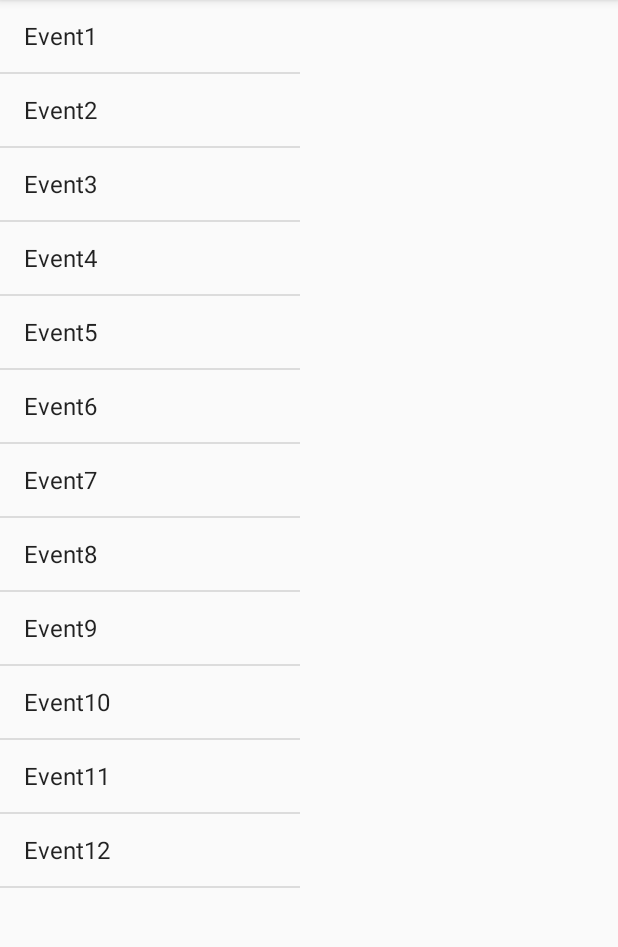
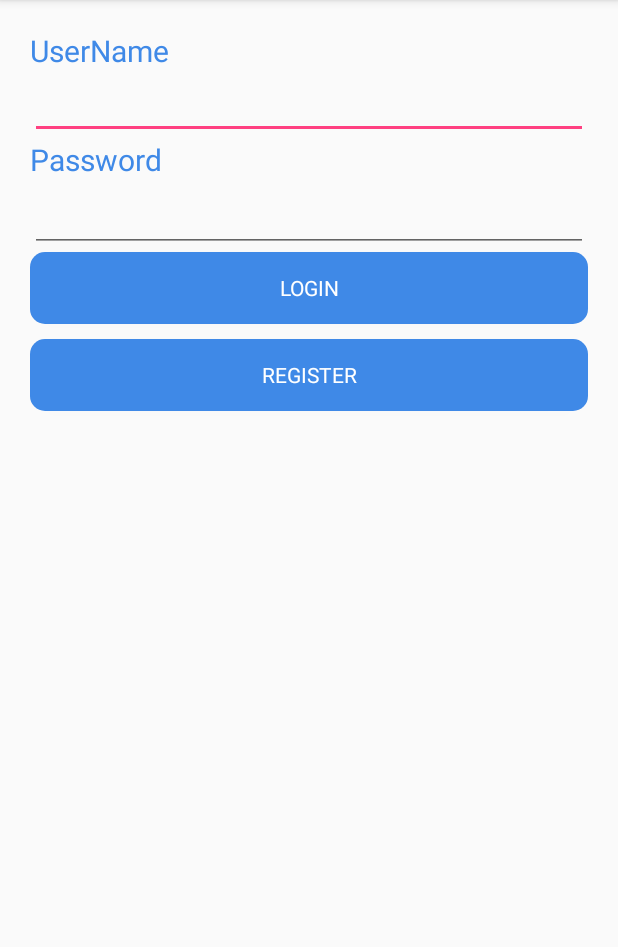
Before and after one commit to xiaozhenglang/Android-App, an Android app: the screen it shows after launch (MainActivity), on a phone screen of 412 x 824 dp, the part 84-1031 px from its top. Run offline under Robolectric (Android 15) with nearby library versions, the phone set to English and light mode, and no system bars; our stand-ins replace Firebase (no records; nobody signed in at launch, a user with empty details on screens opened directly).

Commit message:
login ui done

```diff
--- a/app/build.gradle
+++ b/app/build.gradle
@@ -22,7 +22,10 @@ dependencies {
     implementation fileTree(dir: 'libs', include: ['*.jar'])
     implementation 'com.android.support:appcompat-v7:26.1.0'
     implementation 'com.android.support.constraint:constraint-layout:1.1.0'
+    implementation 'com.google.firebase:firebase-database:11.0.4'
     testImplementation 'junit:junit:4.12'
     androidTestImplementation 'com.android.support.test:runner:1.0.1'
     androidTestImplementation 'com.android.support.test.espresso:espresso-core:3.0.1'
+
 }
+apply plugin: 'com.google.gms.google-services'
--- a/app/src/main/java/com/example/xiaozhenglang/eventreport/CommentFragment.java
+++ b/app/src/main/java/com/example/xiaozhenglang/eventreport/CommentFragment.java
@@ -1,6 +1,7 @@
 package com.example.xiaozhenglang.eventreport;
 
 
+import android.content.Context;
 import android.graphics.Color;
 import android.os.Bundle;
 
@@ -8,6 +9,8 @@ import android.support.v4.app.Fragment;
 import android.view.LayoutInflater;
 import android.view.View;
 import android.view.ViewGroup;
+import android.widget.AdapterView;
+import android.widget.ArrayAdapter;
 import android.widget.GridView;
 import android.widget.ListView;
 
@@ -16,6 +19,7 @@ import android.widget.ListView;
  * A simple {@link Fragment} subclass.
  */
 public class CommentFragment extends Fragment {
+
 
     GridView mGridView;
 
@@ -32,9 +36,7 @@ public class CommentFragment extends Fragment {
         mGridView = (GridView) view.findViewById(R.id.comment_grid);
         mGridView.setAdapter(new EventAdapter(getActivity()));
         return view;
-
     }
-
 
 
     public void onItemSelected(int position) {
--- a/app/src/main/java/com/example/xiaozhenglang/eventreport/EventAdapter.java
+++ b/app/src/main/java/com/example/xiaozhenglang/eventreport/EventAdapter.java
@@ -42,18 +42,18 @@ public class EventAdapter extends BaseAdapter {
         if (convertView == null) {
             LayoutInflater inflater = (LayoutInflater) context.getSystemService(
                     Context.LAYOUT_INFLATER_SERVICE);
-            convertView = inflater.inflate(R.layout.event_item,
-                    parent, false);
+            convertView = inflater.inflate(R.layout.event_item, parent, false);
         }
 
         TextView eventTitle = (TextView) convertView.findViewById(R.id.event_title);
         TextView eventAddress = (TextView) convertView.findViewById(R.id.event_address);
-        TextView eventDescrption = (TextView) convertView.findViewById(R.id.event_description);
+        TextView eventDescription = (TextView) convertView.findViewById(R.id.event_description);
 
         Event r = eventData.get(position);
         eventTitle.setText(r.getTitle());
         eventAddress.setText(r.getAddress());
-        eventDescrption.setText(r.getDescription());
+        eventDescription.setText(r.getTitle());
         return convertView;
+
     }
 }
--- a/app/src/main/java/com/example/xiaozhenglang/eventreport/EventFragment.java
+++ b/app/src/main/java/com/example/xiaozhenglang/eventreport/EventFragment.java
@@ -2,6 +2,7 @@ package com.example.xiaozhenglang.eventreport;
 
 
 import android.content.Context;
+import android.graphics.Color;
 import android.os.Bundle;
 import android.support.v4.app.Fragment;
 import android.view.LayoutInflater;
@@ -10,6 +11,7 @@ import android.view.ViewGroup;
 import android.widget.Adapter;
 import android.widget.AdapterView;
 import android.widget.ArrayAdapter;
+import android.widget.GridView;
 import android.widget.ListView;
 
 import java.util.List;
@@ -21,7 +23,7 @@ import java.util.List;
 public class EventFragment extends Fragment {
 
 
-    onItemSelectedListener mCallBack;
+    OnItemSelected mCallBack;
     public EventFragment() {
         // Required empty public constructor
     }
@@ -30,47 +32,49 @@ public class EventFragment extends Fragment {
     @Override
     public View onCreateView(LayoutInflater inflater, ViewGroup container,
                              Bundle savedInstanceState) {
+
         View view = inflater.inflate(R.layout.fragment_event, container, false);
-        ListView listView = (ListView) view.findViewById(R.id.event_list);
+        ListView listView = view.findViewById(R.id.event_list);
+
         ArrayAdapter<String> adapter = new ArrayAdapter<String>(
                 getActivity(),
                 android.R.layout.simple_list_item_1,
-                getEventNames()
-                );
+                getEventNames());
+
+        // Assign adapter to ListView.
         listView.setAdapter(adapter);
         listView.setOnItemClickListener(new AdapterView.OnItemClickListener() {
             @Override
             public void onItemClick(AdapterView<?> adapterView, View view, int i, long l) {
-                mCallBack.onItemSelected(i);
+                mCallBack.onItemSeleted(i);
             }
         });
-
         return view;
     }
 
+    private String[] getEventNames() {
+        String[] names = {
+                "Event1", "Event2", "Event3",
+                "Event4", "Event5", "Event6",
+                "Event7", "Event8", "Event9",
+                "Event10", "Event11", "Event12"};
+        return names;
 
-    public interface onItemSelectedListener {
-        public void onItemSelected(int position);
     }
+
+    public interface OnItemSelected {
+        public void onItemSeleted(int position);
+    }
+
 
     @Override
     public void onAttach(Context context) {
         super.onAttach(context);
         try {
-            mCallBack = (onItemSelectedListener) context;
-        } catch (ClassCastException ex) {
+            mCallBack = (OnItemSelected) context;
+        } catch (ClassCastException e) {
 
         }
     }
 
-    private String[] getEventNames() {
-        String[] eventNames = new String[] {
-                "Event1", "Event2", "Event3",
-                "Event4", "Event5", "Event6",
-                "Event7", "Event8", "Event9",
-                "Event10", "Event11", "Event12"
-        };
-        return eventNames;
-    }
-
 }
--- a/app/src/main/java/com/example/xiaozhenglang/eventreport/MainActivity.java
+++ b/app/src/main/java/com/example/xiaozhenglang/eventreport/MainActivity.java
@@ -11,10 +11,12 @@ import android.widget.Adapter;
 import android.widget.ArrayAdapter;
 import android.widget.ListView;
 
+import com.google.firebase.database.DatabaseReference;
+import com.google.firebase.database.FirebaseDatabase;
+
 import java.util.List;
 
-public class MainActivity extends AppCompatActivity implements
-EventFragment.onItemSelectedListener{
+public class MainActivity extends AppCompatActivity implements EventFragment.OnItemSelected {
     private EventFragment mListFragment;
     private CommentFragment mGridFragment;
 
@@ -23,18 +25,14 @@ EventFragment.onItemSelectedListener{
         super.onCreate(savedInstanceState);
         setContentView(R.layout.activity_main);
         // Show different fragments based on screen size.
-
-
-        mListFragment = new EventFragment();
-        getSupportFragmentManager().beginTransaction().add(R.id.event_container, mListFragment).commit();
-
-        if(isTablet()) {
-            mGridFragment = new CommentFragment();
-            getSupportFragmentManager().beginTransaction().add(R.id.comment_container, mGridFragment).commit();
-        }
+        Log.e("Life Cycle","onCreate();");
+        FirebaseDatabase database = FirebaseDatabase.getInstance();
+        DatabaseReference myRef = database.getReference("message");
+        myRef.setValue("Hello world");
 
 
     }
+
 
     private boolean isTablet() {
         return (getApplicationContext().getResources().getConfiguration().screenLayout &
@@ -42,20 +40,10 @@ EventFragment.onItemSelectedListener{
                 Configuration.SCREENLAYOUT_SIZE_LARGE;
     }
 
+
     @Override
-    public void onItemSelected(int position) {
+    public void onItemSeleted(int position) {
         mGridFragment.onItemSelected(position);
-    }
-
-
-
-    private String[] getEventNames() {
-        String[] names = {
-                "Event1", "Event2", "Event3",
-                "Event4", "Event5", "Event6",
-                "Event7", "Event8", "Event9",
-                "Event10", "Event11", "Event12"};
-        return names;
     }
 
     @Override
--- /dev/null
+++ b/app/src/main/res/drawable-v24/login_button.xml
@@ -0,0 +1,7 @@
+<?xml version="1.0" encoding="utf-8"?>
+<shape xmlns:android="http://schemas.android.com/apk/res/android"
+    android:shape="rectangle" android:padding="10dp">
+    <solid android:color="#FF3F89E7"/>
+    <corners android:radius="10dp"/>
+
+</shape>
--- a/app/src/main/res/layout/activity_main.xml
+++ b/app/src/main/res/layout/activity_main.xml
@@ -4,23 +4,62 @@
     android:id="@+id/fragment_container"
     android:layout_width="match_parent"
     android:layout_height="match_parent"
-    android:orientation="horizontal"
+    android:orientation="vertical"
+    android:paddingLeft="20dp"
+    android:paddingRight="20dp"
+    android:padding="20dp"
     tools:context="com.example.xiaozhenglang.eventreport.MainActivity">
 
+    <TextView
+        android:text="UserName"
+        android:fontFamily="Roboto"
+        android:textColor="#FF3F89E7"
+        android:textSize="20dp"
+        android:layout_width="match_parent"
+        android:layout_height="wrap_content" />
 
-    <RelativeLayout
-        android:id="@+id/event_container"
-        android:layout_width="200sp"
-        android:layout_height="match_parent">
+    <EditText
+        android:layout_width="match_parent"
+        android:layout_height="wrap_content"
+        android:fontFamily="Roboto"
+        android:id="@+id/eidtTextLogin"
+        android:layout_gravity="center_horizontal"/>
 
-    </RelativeLayout>
+    <TextView
+        android:layout_width="match_parent"
+        android:layout_height="wrap_content"
+        android:text="Password"
+        android:textSize="20dp"
+        android:fontFamily="Roboto"
+        android:textColor="#FF3F89E7"/>
 
-    <RelativeLayout
-        android:id="@+id/comment_container"
-        android:layout_width="wrap_content"
-        android:layout_height="match_parent">
+    <EditText
+        android:fontFamily="Roboto"
+        android:layout_width="match_parent"
+        android:layout_height="48dp"
+        android:id="@+id/editTextPassword"
+        android:inputType="textPassword"
+        android:layout_gravity="center_horizontal" />
 
-    </RelativeLayout>
+
+    <Button
+        android:layout_width="match_parent"
+        android:layout_height="wrap_content"
+        android:text="Login"
+        android:fontFamily="Roboto"
+        android:textColor="@android:color/white"
+        android:background="@drawable/login_button"
+        android:id="@+id/submit"/>
+
+    <Button
+        android:layout_width="match_parent"
+        android:layout_height="wrap_content"
+        android:layout_marginTop="10dp"
+        android:text="Register"
+        android:textColor="@android:color/white"
+        android:background="@drawable/login_button"
+        android:fontFamily="Roboto"
+        android:id="@+id/register"/>
 
 
 </LinearLayout>
--- a/app/src/main/res/layout/event_item.xml
+++ b/app/src/main/res/layout/event_item.xml
@@ -25,7 +25,8 @@
         <TextView
             android:id="@+id/event_title"
             android:layout_width="match_parent"
-            android:layout_height="match_parent" />
+            android:layout_height="match_parent"
+            android:textStyle="bold"/>
 
         <TextView
             android:id="@+id/event_address"
--- a/app/src/main/res/layout/fragment_comment.xml
+++ b/app/src/main/res/layout/fragment_comment.xml
@@ -9,9 +9,8 @@
         android:id="@+id/comment_grid"
         android:layout_width="match_parent"
         android:layout_height="match_parent"
-        android:numColumns="2"
-        android:horizontalSpacing="10sp"
-        android:verticalSpacing="10sp"
-        ></GridView>
+        android:numColumns="2">
+
+    </GridView>
 
 </FrameLayout>
--- a/build.gradle
+++ b/build.gradle
@@ -8,7 +8,7 @@ buildscript {
     }
     dependencies {
         classpath 'com.android.tools.build:gradle:3.0.1'
-
+        classpath 'com.google.gms:google-services:3.2.0'
 
         // NOTE: Do not place your application dependencies here; they belong
         // in the individual module build.gradle files
```
Also changed, not shown: 1 other file.
